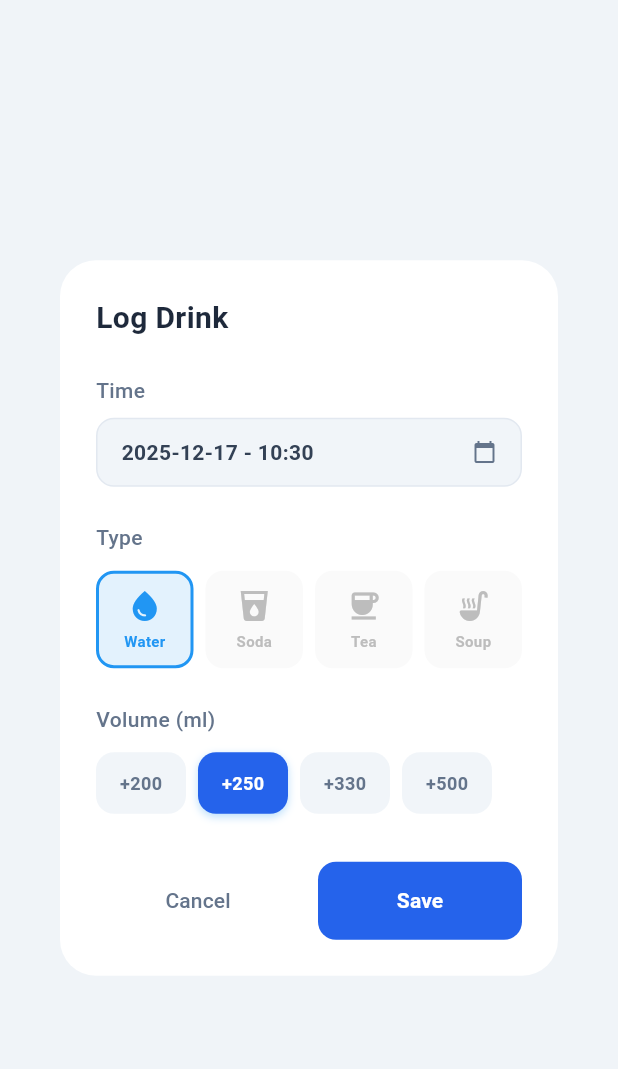
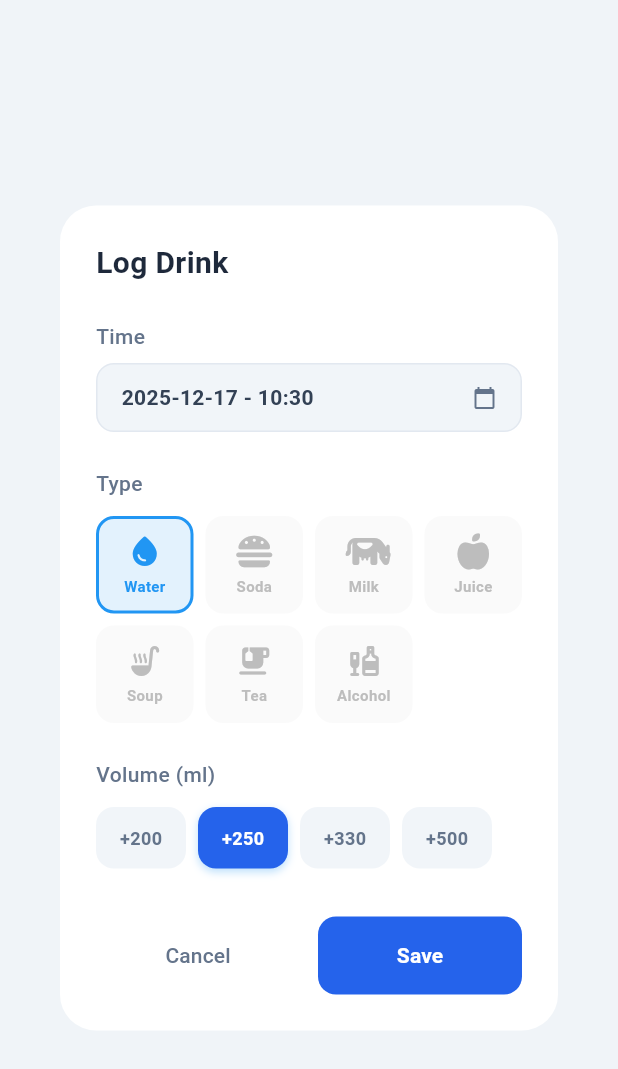
Before and after one commit to Tomekske/flow, a Flutter app: the DrinkDialog widget shown alone on an empty page, opened directly, on a phone screen of 412 x 824 dp. Shown: the top 1069 px of the screen. Run offline on Flutter 3.47's test engine with Material 3 defaults, Android fonts, the phone set to English and light mode, and no system bars; our stand-ins replace equatable, fl_chart, flutter_bloc, flutter_dotenv, font_awesome_flutter, supabase_flutter; accounts and stored records are empty; network calls fail.

Commit message:
Adds more drink types and icons
Introduces the `font_awesome_flutter` package to provide a wider range of icons.

This change expands the list of available drink types in the drink logging dialog, adding options like Milk, Juice, and Alcohol, each with a new corresponding icon. The `AndroidManifest.xml` is also updated to include the `INTERNET` permission, which is required by the new icon package.

```diff
--- a/lib/presentation/dialogs/drink_dialog.dart
+++ b/lib/presentation/dialogs/drink_dialog.dart
@@ -1,4 +1,5 @@
 import 'package:flutter/material.dart';
+import 'package:font_awesome_flutter/font_awesome_flutter.dart';
 import 'package:intl/intl.dart';
 import '../../data/models/drink_log.dart';
 
@@ -16,12 +17,14 @@ class _DrinkDialogState extends State<DrinkDialog> {
   late DateTime _selectedTime;
 
   final List<Map<String, dynamic>> _types = [
-    {'id': 'Water', 'icon': Icons.water_drop, 'label': 'Water'},
-    {'id': 'Soda', 'icon': Icons.local_drink, 'label': 'Soda'},
-    {'id': 'Tea', 'icon': Icons.coffee, 'label': 'Tea'},
-    {'id': 'Soup', 'icon': Icons.soup_kitchen, 'label': 'Soup'},
+    {'id': 'Water', 'icon': Icons.water_drop_rounded, 'label': 'Water'},
+    {'id': 'Soda', 'icon': FontAwesomeIcons.burger, 'label': 'Soda'},
+    {'id': 'Milk', 'icon': FontAwesomeIcons.cow, 'label': 'Milk'},
+    {'id': 'Juice', 'icon': FontAwesomeIcons.appleWhole, 'label': 'Juice'},
+    {'id': 'Soup', 'icon': Icons.soup_kitchen_rounded, 'label': 'Soup'},
+    {'id': 'Tea', 'icon': Icons.emoji_food_beverage_rounded, 'label': 'Tea'},
+    {'id': 'Alcohol', 'icon': Icons.liquor_rounded, 'label': 'Alcohol'},
   ];
-
   final List<int> _volumes = [200, 250, 330, 500];
 
   @override
@@ -177,12 +180,25 @@ class _DrinkDialogState extends State<DrinkDialog> {
                     child: Column(
                       mainAxisAlignment: MainAxisAlignment.center,
                       children: [
-                        Icon(
-                          t['icon'],
-                          color: isSelected
-                              ? (isDark ? Colors.blueAccent : Colors.blue)
-                              : (isDark ? Colors.grey : Colors.grey.shade400),
-                        ),
+                        t['icon'] is IconData
+                            ? Icon(
+                                t['icon'],
+                                color: isSelected
+                                    ? (isDark ? Colors.blueAccent : Colors.blue)
+                                    : (isDark
+                                          ? Colors.grey
+                                          : Colors.grey.shade400),
+                              )
+                            : FaIcon(
+                                t['icon'],
+                                size:
+                                    20, // FaIcons can sometimes be slightly larger/smaller
+                                color: isSelected
+                                    ? (isDark ? Colors.blueAccent : Colors.blue)
+                                    : (isDark
+                                          ? Colors.grey
+                                          : Colors.grey.shade400),
+                              ),
                         const SizedBox(height: 4),
                         Text(
                           t['label'],
--- a/pubspec.yaml
+++ b/pubspec.yaml
@@ -39,6 +39,8 @@ dependencies:
 
   # For formatting dates
   intl: ^0.20.2
+
+  font_awesome_flutter: ^10.12.0
 
   # For the bar charts
   fl_chart: ^1.1.1
```
Also changed, not shown: pubspec.lock, 1 other file.
